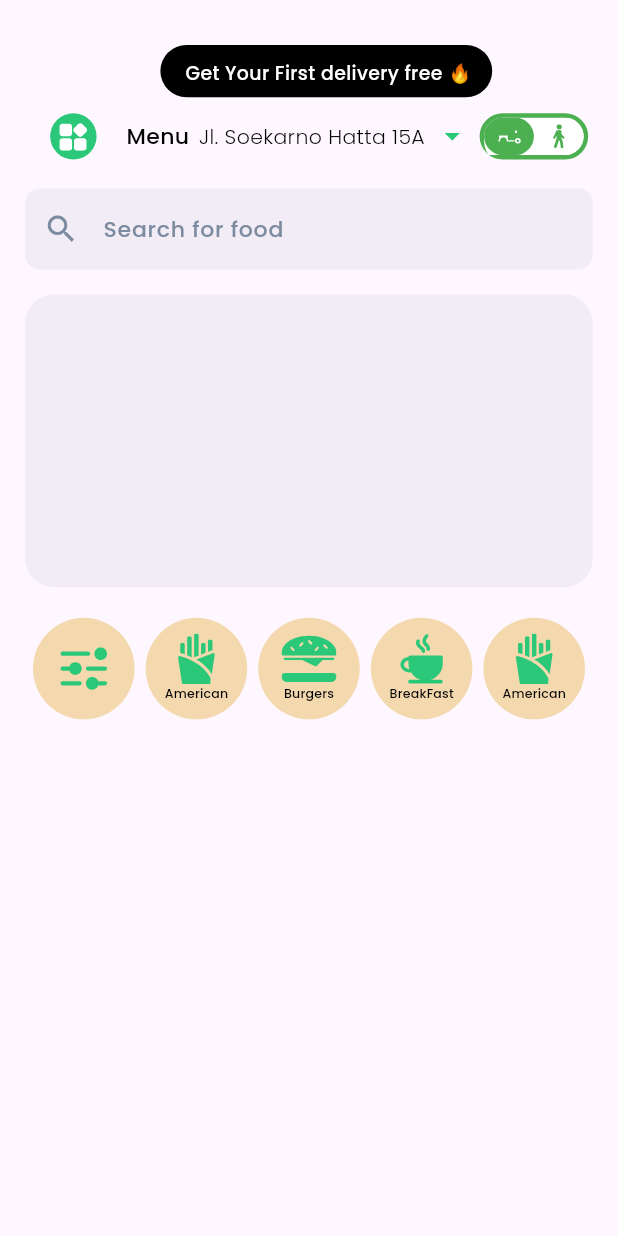
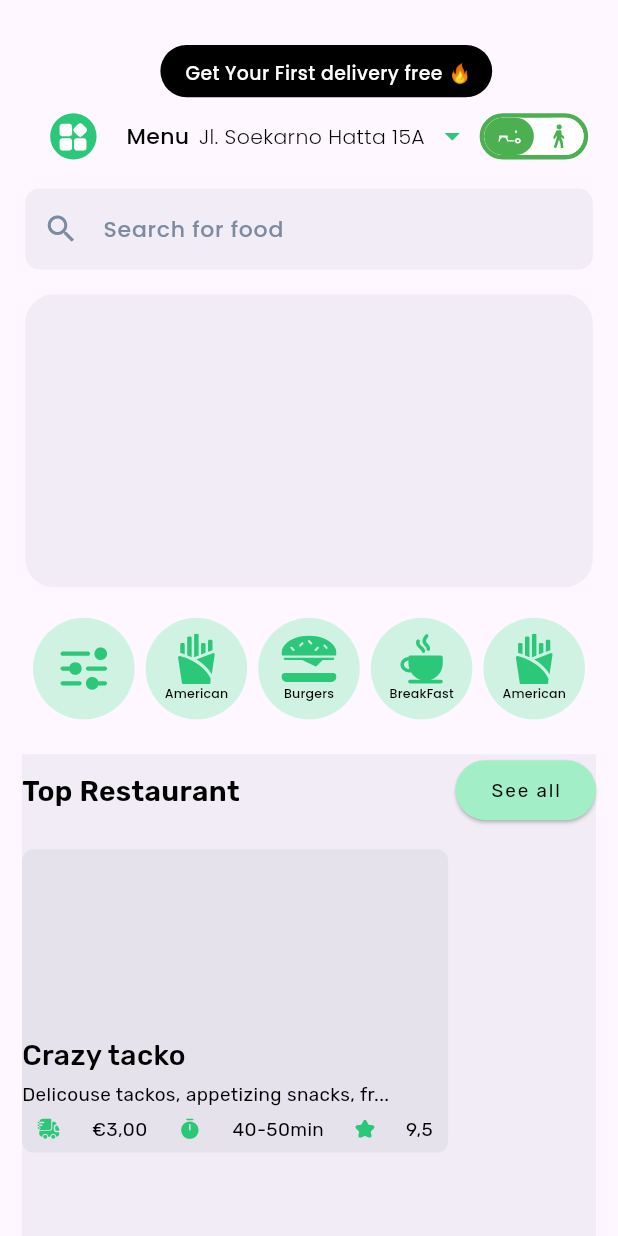
Before and after one commit to Kashannn/food_app, a Flutter app: the Dashboard screen opened by its route, on a phone screen of 412 x 824 dp. Run offline on Flutter 3.47's test engine with Material 3 defaults, Android fonts, the phone set to English and light mode, and no system bars; our stand-ins replace flutter_otp_text_field, flutter_screenutil, flutter_svg, get, google_fonts, intl_phone_field.

Commit message:
dashboard

```diff
--- a/lib/app_constants/app_constants.dart
+++ b/lib/app_constants/app_constants.dart
@@ -11,6 +11,7 @@ const Color kColorPrimary2 = Color(0xFFF5F5F5);
 const Color kColorGrey = Color.fromRGBO(124, 139, 160, 1);
 const Color kColorGrey2 = Color(0xFFD0D0D0);
 const Color kColorGrey124 = Color.fromRGBO(124, 139, 160, 1);
+const Color kColorLightPrimary = Color(0xFFA1EEC7);
 
 
 
@@ -82,3 +83,19 @@ TextStyle kStyleBlack16400 = GoogleFonts.roboto(
   color: kColorBlack,
   fontWeight: FontWeight.w400,
 );
+TextStyle kStyleBlack18600 = GoogleFonts.rubik(
+  fontSize: 18.sp,
+  color: kColorBlack,
+  fontWeight: FontWeight.w600,
+);
+TextStyle kStyleBlackRubik18500 = GoogleFonts.rubik(
+  fontSize: 18.sp,
+  color: kColorBlack,
+  fontWeight: FontWeight.w500,
+);
+
+TextStyle kStyleBlack12400 = GoogleFonts.rubik(
+  fontSize: 12.sp,
+  color: kColorBlack,
+  fontWeight: FontWeight.w400,
+);
--- a/lib/controllers/dashboard_controller.dart
+++ b/lib/controllers/dashboard_controller.dart
@@ -1,9 +1,9 @@
 import 'package:get/get.dart';
 
-class DashboardController extends GetxController {
-  var switchValue = true.obs;
+class ToggleController extends GetxController {
+  var isDelivery = true.obs;
 
-  void toggleSwitch(bool value) {
-    switchValue.value = value;
+  void toggle() {
+    isDelivery.value = !isDelivery.value;
   }
 }
--- a/lib/utils/custom_switch.dart
+++ b/lib/utils/custom_switch.dart
@@ -1,43 +1,38 @@
 import 'package:flutter/material.dart';
 import 'package:flutter_screenutil/flutter_screenutil.dart';
 import 'package:flutter_svg/flutter_svg.dart';
+import 'package:get/get.dart';
 
-class ToggleButton extends StatefulWidget {
+import '../controllers/dashboard_controller.dart'; // Import the controller
+
+class ToggleButton extends StatelessWidget {
   const ToggleButton({super.key});
 
   @override
-  _ToggleButtonState createState() => _ToggleButtonState();
-}
+  Widget build(BuildContext context) {
+    final ToggleController controller = Get.put(ToggleController()); // Instantiate the controller
 
-class _ToggleButtonState extends State<ToggleButton> {
-  bool isDelivery = true;
-
-  @override
-  Widget build(BuildContext context) {
     return GestureDetector(
       onTap: () {
-        setState(() {
-          isDelivery = !isDelivery;
-        });
+        controller.toggle();
       },
       child: Container(
         width: 69.w,
         height: 32.h,
         decoration: BoxDecoration(
           border: Border.all(
-            color:Colors.green,
+            color: Colors.green,
             width: 3.0,
           ),
           color: Colors.white,
           borderRadius: BorderRadius.circular(30.r),
         ),
-        child: Stack(
+        child: Obx(() {
+          return Stack(
             children: [
               AnimatedPositioned(
                 duration: const Duration(milliseconds: 250),
                 curve: Curves.easeIn,
-              left: isDelivery ? 0 : 34.5.w,
-              right: isDelivery ? 34.5.w : 0,
                 child: Container(
                   width: 34.5.w,
                   height: 32.h,
@@ -54,14 +49,13 @@ class _ToggleButtonState extends State<ToggleButton> {
                     Expanded(
                       child: Container(
                         decoration: BoxDecoration(
-                        color: isDelivery ? Colors.green : Colors.white,
+                          color: controller.isDelivery.value ? Colors.green : Colors.white,
                           borderRadius: BorderRadius.circular(30.r),
                         ),
                         child: Center(
                           child: SvgPicture.asset(
                             'assets/bike.svg',
-                          color:
-                          isDelivery ? Colors.white : Colors.green,
+                            color: controller.isDelivery.value ? Colors.white : Colors.green,
                           ),
                         ),
                       ),
@@ -69,14 +63,13 @@ class _ToggleButtonState extends State<ToggleButton> {
                     Expanded(
                       child: Container(
                         decoration: BoxDecoration(
-                        color: isDelivery ? Colors.white : Colors.green,
+                          color: controller.isDelivery.value ? Colors.white : Colors.green,
                           borderRadius: BorderRadius.circular(30.r),
                         ),
                         child: Center(
                           child: SvgPicture.asset(
                             'assets/person.svg',
-                          color:
-                          isDelivery ? Colors.green : Colors.white,
+                            color: controller.isDelivery.value ? Colors.green : Colors.white,
                           ),
                         ),
                       ),
@@ -85,7 +78,8 @@ class _ToggleButtonState extends State<ToggleButton> {
                 ),
               ),
             ],
-        ),
+          );
+        }),
       ),
     );
   }
--- a/lib/view/dashboard_screens/dashboard.dart
+++ b/lib/view/dashboard_screens/dashboard.dart
@@ -6,17 +6,16 @@ import '../../controllers/dashboard_controller.dart';
 import 'package:food_app/app_constants/app_constants.dart';
 import '../../utils/custom_switch.dart';
 
-
 class Dashboard extends StatelessWidget {
   const Dashboard({super.key});
 
   @override
   Widget build(BuildContext context) {
-    final DashboardController controller = Get.put(DashboardController());
-
+    print('Dashboard');
     return SafeArea(
       child: Scaffold(
-        body: Column(
+        body: SingleChildScrollView(
+          child: Column(
             children: <Widget>[
               Padding(
                 padding: EdgeInsets.only(top: 31.h, left: 102.w, right: 80.w),
@@ -70,14 +69,7 @@ class Dashboard extends StatelessWidget {
                         Icons.arrow_drop_down,
                         color: Color(0xFF2CC879),
                       ),
-                    Obx(
-                          () => ToggleButton (
-                        // value: controller.switchValue.value,
-                        // onChanged: (val) {
-                        //   controller.toggleSwitch(val);
-                        // },
-                      ),
-                    ),
+                      ToggleButton(),
                     ],
                   ),
                 ),
@@ -105,7 +97,7 @@ class Dashboard extends StatelessWidget {
               ),
               17.verticalSpace,
               Padding(
-              padding:EdgeInsets.symmetric(horizontal: 16.w),
+                padding: EdgeInsets.symmetric(horizontal: 16.w),
                 child: Container(
                   height: 202.h,
                   width: 398.w,
@@ -117,13 +109,13 @@ class Dashboard extends StatelessWidget {
               ),
               21.verticalSpace,
               Padding(
-              padding:EdgeInsets.symmetric(horizontal: 21.w),
+                padding: EdgeInsets.symmetric(horizontal: 21.w),
                 child: Row(
                   mainAxisAlignment: MainAxisAlignment.spaceBetween,
                   children: [
                     CircleAvatar(
                       radius: 35.r,
-                    backgroundColor: Color(0xFFA1EEC780),
+                      backgroundColor: kColorLightPrimary.withOpacity(0.5),
                       child: SvgPicture.asset(
                         'assets/manubar.svg',
                         width: 35.w,
@@ -132,7 +124,7 @@ class Dashboard extends StatelessWidget {
                     ),
                     CircleAvatar(
                       radius: 35.r,
-                    backgroundColor: Color(0xFFA1EEC780),
+                      backgroundColor: kColorLightPrimary.withOpacity(0.5),
                       child: Column(
                         mainAxisAlignment: MainAxisAlignment.center,
                         children: [
@@ -150,7 +142,7 @@ class Dashboard extends StatelessWidget {
                     ),
                     CircleAvatar(
                       radius: 35.r,
-                    backgroundColor: Color(0xFFA1EEC780),
+                      backgroundColor: kColorLightPrimary.withOpacity(0.5),
                       child: Column(
                         mainAxisAlignment: MainAxisAlignment.center,
                         children: [
@@ -168,7 +160,7 @@ class Dashboard extends StatelessWidget {
                     ),
                     CircleAvatar(
                       radius: 35.r,
-                    backgroundColor: Color(0xFFA1EEC780),
+                      backgroundColor: kColorLightPrimary.withOpacity(0.5),
                       child: Column(
                         mainAxisAlignment: MainAxisAlignment.center,
                         children: [
@@ -186,7 +178,7 @@ class Dashboard extends StatelessWidget {
                     ),
                     CircleAvatar(
                       radius: 35.r,
-                    backgroundColor: Color(0xFFA1EEC780),
+                      backgroundColor: kColorLightPrimary.withOpacity(0.5),
                       child: Column(
                         mainAxisAlignment: MainAxisAlignment.center,
                         children: [
@@ -202,17 +194,107 @@ class Dashboard extends StatelessWidget {
                         ],
                       ),
                     ),
-
-
                   ],
                 ),
-            )
-
-
-
-
-
+              ),
+              24.verticalSpace,
+              Padding(
+                padding: EdgeInsets.symmetric(horizontal: 14.w),
+                child: Container(
+                  height: 822.h,
+                  width: 401.w,
+                  decoration: BoxDecoration(
+                    color: kColorGrey.withOpacity(0.1),
+                  ),
+                  child: Column(
+                    children: [
+                      Row(
+                        mainAxisAlignment: MainAxisAlignment.spaceBetween,
+                        children: [
+                          Text(
+                            'Top Restaurant',
+                            style: kStyleBlack18600,
+                          ),
+                          ElevatedButton(
+                              style: ElevatedButton.styleFrom(
+                                backgroundColor: kColorLightPrimary,
+                                shape: RoundedRectangleBorder(
+                                  borderRadius: BorderRadius.circular(30.r),
+                                ),
+                              ),
+                              onPressed: () {},
+                              child: Text('See all', style: kStyleBlack12400)),
                         ],
+                      ),
+                      16.verticalSpace,
+                      Row(
+                        children: [
+                          Column(
+                            children: [
+                              Container(
+                                height: 122.h,
+                                width: 271.w,
+                                decoration: BoxDecoration(
+                                  color: kColorGrey.withOpacity(0.1),
+                                  borderRadius: BorderRadius.only(
+                                    topLeft: Radius.circular(8.r),
+                                    topRight: Radius.circular(8.r),
+                                  ),
+                                ),
+                              ),
+                              Container(
+                                height: 87.h,
+                                width: 271.w,
+                                decoration: BoxDecoration(
+                                  color: kColorGrey.withOpacity(0.1),
+                                  borderRadius: BorderRadius.only(
+                                    bottomLeft: Radius.circular(8.r),
+                                    bottomRight: Radius.circular(8.r),
+                                  ),
+                                ),
+                                child: Column(
+                                  crossAxisAlignment: CrossAxisAlignment.start,
+                                  mainAxisAlignment:
+                                      MainAxisAlignment.spaceEvenly,
+                                  children: <Widget>[
+                                    Text('Crazy tacko',
+                                        style: kStyleBlackRubik18500),
+                                    Text(
+                                        'Delicouse tackos, appetizing snacks, fr...',
+                                        style: kStyleBlack12400),
+                                    Row(
+                                      mainAxisAlignment:
+                                          MainAxisAlignment.spaceAround,
+                                      children: [
+                                        SvgPicture.asset(
+                                          'assets/truck.svg',
+                                        ),
+                                        Text('€3,00', style: kStyleBlack12400),
+                                        SvgPicture.asset(
+                                          'assets/clock.svg',
+                                        ),
+                                        Text('40-50min',
+                                            style: kStyleBlack12400),
+                                        SvgPicture.asset(
+                                          'assets/star.svg',
+                                        ),
+                                        Text('9,5', style: kStyleBlack12400),
+                                      ],
+                                    ),
+                                  ],
+                                ),
+                              ),
+                            ],
+                          ),
+                        ],
+                      ),
+                    ],
+                  ),
+                ),
+              ),
+              40.verticalSpace,
+            ],
+          ),
         ),
       ),
     );
```
Also changed, not shown: assets/clock.svg (added), assets/star.svg (added), assets/truck.svg (added). Lines whose indentation alone changed are shown as unchanged.
